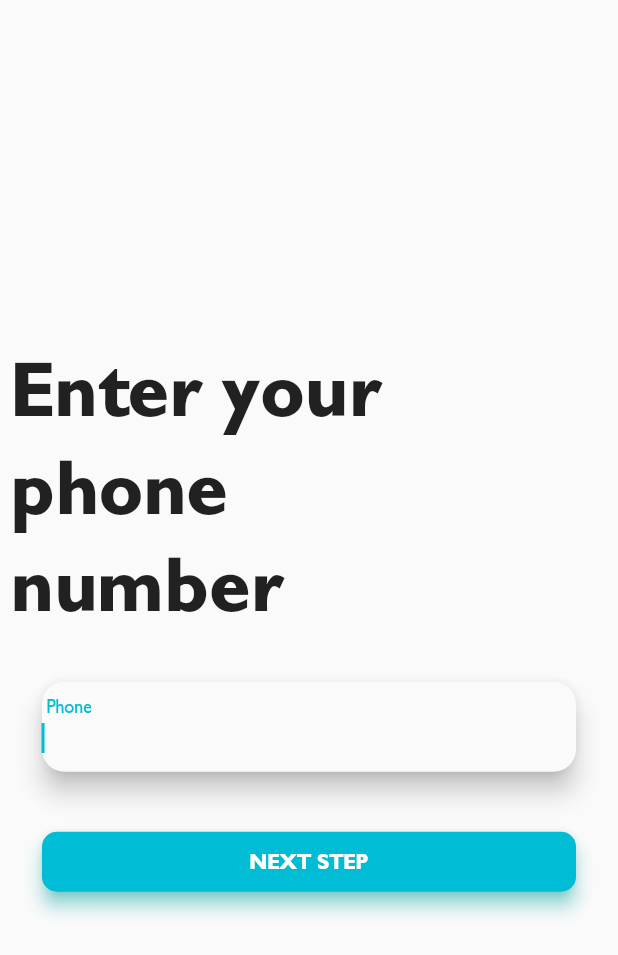
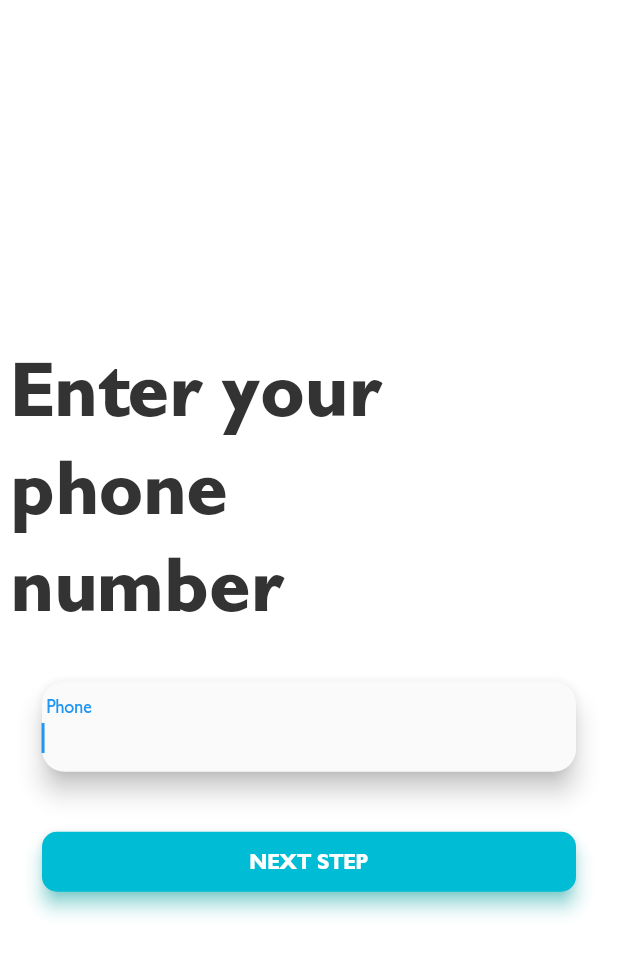
Before and after one commit to ozzi0032/PROWORK, a Flutter app: the screen it shows after launch, after a tap on "Customer", on a phone screen of 412 x 824 dp. Shown: the top 955 px of the screen. Run offline on Flutter 3.47's test engine with Material 2 defaults, Android fonts, the phone set to English and light mode, and no system bars; our stand-ins replace after_layout, cloud_firestore, firebase_core, get_it, image_picker; missing offline and left inert: grouped_buttons; accounts and stored records are empty.

Commit message:
app theme settings

```diff
--- a/lib/main.dart
+++ b/lib/main.dart
@@ -1,3 +1,4 @@
+import 'package:PROWORK/style/appColors.dart';
 import 'package:flutter/material.dart';
 import 'package:firebase_core/firebase_core.dart';
 
@@ -13,11 +14,29 @@ class MyApp extends StatelessWidget {
   @override
   Widget build(BuildContext context) {
     return MaterialApp(
-      theme: ThemeData(fontFamily: 'Gibson', primarySwatch: Colors.cyan),
+      theme: ThemeData(
+        fontFamily: 'Gibson',
+        primaryColor: AppColors.blueColorGoogle,
+        scaffoldBackgroundColor: AppColors.scaffoldBackground,
+        textTheme: TextTheme(bodyText2: TextStyle(color: AppColors.textColor)),
+        //iconTheme: IconThemeData(color: AppColors.blackColorGoogle),
+        appBarTheme: AppBarTheme(
+            backgroundColor: Colors.white,
+            elevation: 1.5,
+            centerTitle: true,
+            textTheme: TextTheme(
+              //headline6 is for title textstyle
+              headline6: TextStyle(
+                  color: AppColors.blueColorGoogle,
+                  fontSize: 24.0,
+                  fontWeight: FontWeight.w500),
+            ),
+            iconTheme:
+                IconThemeData(color: AppColors.blackColorGoogle, size: 30)),
+      ),
       debugShowCheckedModeBanner: true,
       initialRoute: '/splash',
       onGenerateRoute: Routes.generateRoute,
-
     );
   }
 }
--- a/lib/screens/buyer/addTask.dart
+++ b/lib/screens/buyer/addTask.dart
@@ -8,6 +8,8 @@ class AddTask extends StatefulWidget {
 class _AddTaskState extends State<AddTask> {
   @override
   Widget build(BuildContext context) {
-    return Container();
+    return Scaffold(
+      appBar: AppBar(title: Text("Add Task")),
+    );
   }
 }
--- a/lib/style/appColors.dart
+++ b/lib/style/appColors.dart
@@ -2,10 +2,11 @@ import 'package:flutter/material.dart';
 
 class AppColors {
   static const Color scaffoldBackground = const Color(0xffffffff);
-  static const Color loginScaffoldBackground =
-      Color.fromRGBO(171, 229, 142, 1); //light green with opacity
+  static Color blackColorGoogle = const Color(0xff333333);
+  static Color redColorGoogle = const Color(0xffdb3236);
+  static Color blueColorGoogle = const Color(0xff1261A0);
   static const Color textColor =
-      const Color(0xff004445); //this colored is used for Text in app
+      const Color(0xff333333); //this colored is used for Text in app
   static const Color grey850 = const Color(0xff2a2e43);
   static const Color grey800 = const Color(0xff454f63);
   static const Color grey700 = const Color(0xff78849e);
```
Also changed, not shown: lib/menu.dart (+3 -6 lines), lib/screens/buyer/index.dart (+7 -2 lines), lib/tabbar.dart (+5 -2 lines).
